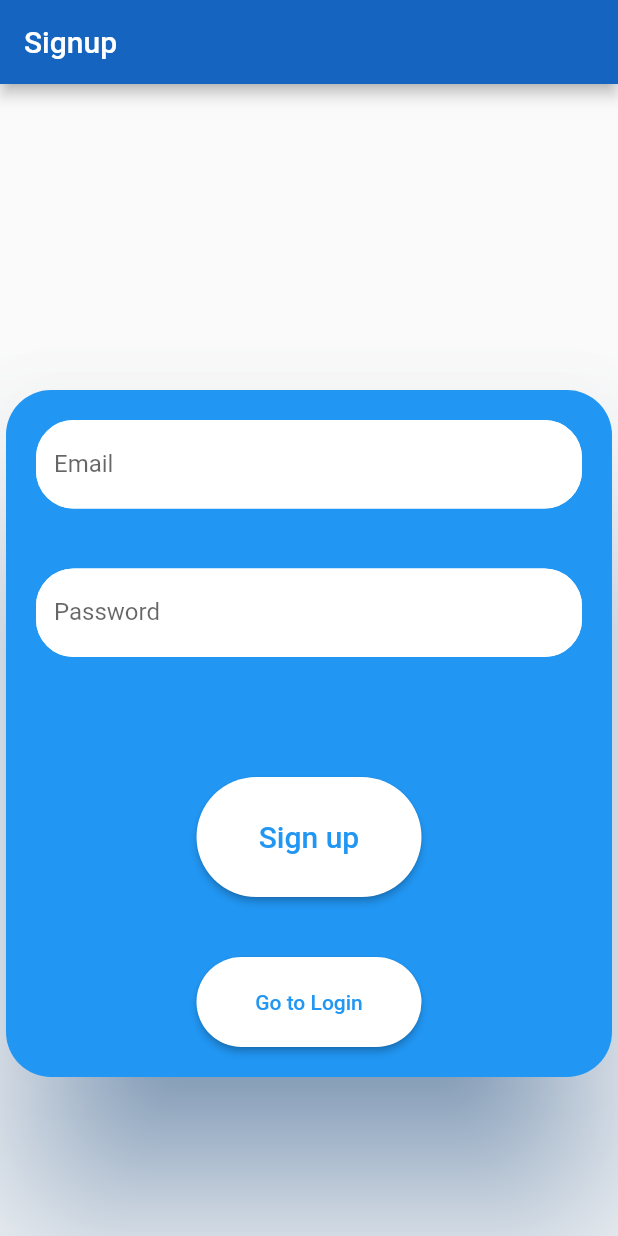
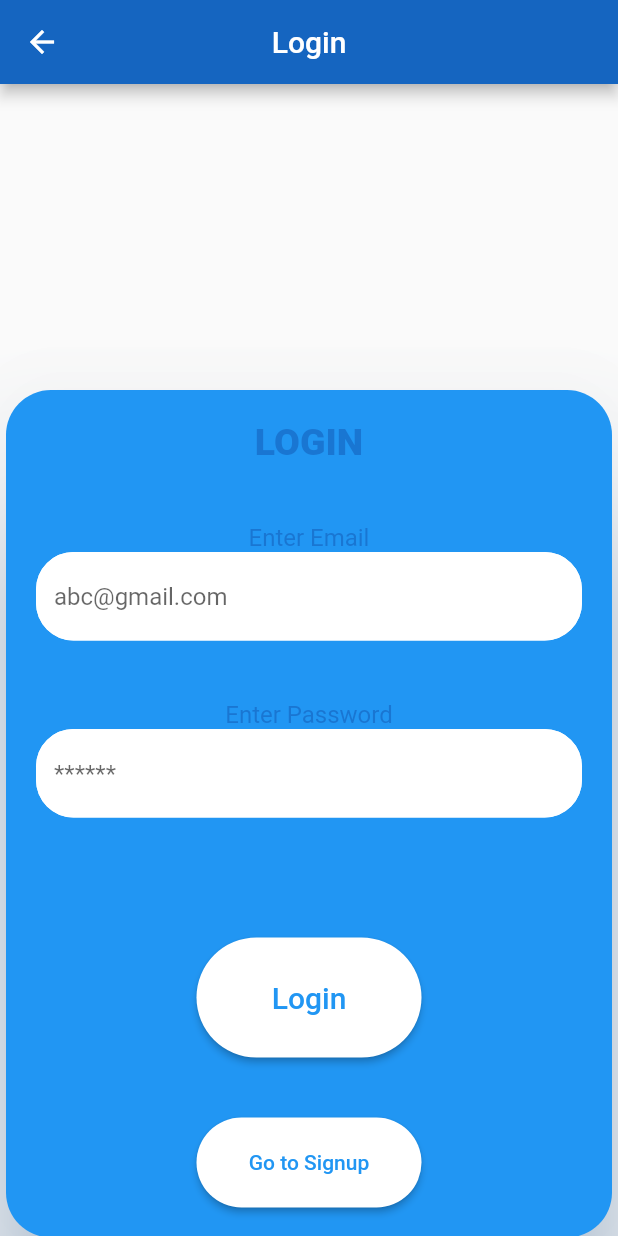
Before and after one commit to suleman24/Mobile-Apps, a Flutter app: the screen it shows after launch, after a tap on "Go to Login", on a phone screen of 412 x 824 dp. Run offline on Flutter 3.47's test engine with Material 2 defaults, Android fonts, the phone set to English and light mode, and no system bars; our stand-ins replace animated_text_kit, cloud_firestore, firebase_auth, firebase_core, firebase_database, font_awesome_flutter and 3 more; missing offline and left inert: splash_screen_view; accounts and stored records are empty.

```diff
--- a/Willingness Form (Semester Project)/willingness_form/lib/login.dart
+++ b/Willingness Form (Semester Project)/willingness_form/lib/login.dart
@@ -2,6 +2,7 @@ import 'package:flutter/material.dart';
 import 'package:flutter/services.dart';
 import 'package:form_field_validator/form_field_validator.dart';
 import 'package:rflutter_alert/rflutter_alert.dart';
+import 'package:willingness_form/signup.dart';
 import 'package:willingness_form/view.dart';
 import 'package:willingness_form/willingness_form.dart';
 
@@ -48,7 +49,13 @@ class _loginState extends State<login> {
                   Column(
                     mainAxisAlignment: MainAxisAlignment.center,
                     children: [
-
+                      Center(
+                        child:Text("LOGIN",style: TextStyle(fontSize: 25,fontWeight: FontWeight.w900,color: Colors.blue[700]),) ,
+                      ),
+                      SizedBox(
+                        height: 40,
+                      ),
+                      Text("Enter Email",style: TextStyle(fontSize: 16,fontWeight: FontWeight.w400,color: Colors.blue[700]),),
                       TextField(
                         controller: email,
                         decoration: InputDecoration(
@@ -69,14 +76,14 @@ class _loginState extends State<login> {
                                 )
 
                             ),
-                            labelText: "Email"
+                            hintText: "abc@gmail.com"
                         ),
                       ),
 
                       SizedBox(
                         height: 40,
                       ),
-
+                      Text("Enter Password",style: TextStyle(fontSize: 16,fontWeight: FontWeight.w400,color: Colors.blue[700]),),
                       TextField(
                         controller: password,
                         decoration: InputDecoration(
@@ -98,7 +105,7 @@ class _loginState extends State<login> {
 
                             ),
 
-                            labelText: "Password"
+                            hintText: "******"
 
                         ),
                       ),
@@ -116,16 +123,10 @@ class _loginState extends State<login> {
                             textColor: Colors.blue,
                             color: Colors.white,
                             child: Text('Login',style: TextStyle(fontSize: 20),),
-                            onPressed:()async {
-                              final user = await signup(email,password);
-                              if(user!=null)
-                              {
-                                print("Signup Successful");
-                              }
-                              else
-                              {
-                                print("Not successful");
-                              }
+                            onPressed:(){
+                              Navigator.push(context,
+                                  MaterialPageRoute(builder: (context) => view()));
+
 
                             },
 
@@ -149,7 +150,12 @@ class _loginState extends State<login> {
                               textColor: Colors.blue,
                               color: Colors.white,
                               child: Text('Go to Signup',style: TextStyle(fontSize: 14),),
-                              onPressed:(){}
+                              onPressed:(){
+
+                                Navigator.push(context,
+                                    MaterialPageRoute(builder: (context) => signupp()));
+
+                              }
 
 
 
--- a/Willingness Form (Semester Project)/willingness_form/lib/signup.dart
+++ b/Willingness Form (Semester Project)/willingness_form/lib/signup.dart
@@ -2,6 +2,7 @@ import 'package:flutter/material.dart';
 import 'package:flutter/services.dart';
 import 'package:form_field_validator/form_field_validator.dart';
 import 'package:rflutter_alert/rflutter_alert.dart';
+import 'package:willingness_form/login.dart';
 import 'package:willingness_form/view.dart';
 import 'package:willingness_form/willingness_form.dart';
 
@@ -47,6 +48,14 @@ class _signuppState extends State<signupp> {
                   Column(
                     mainAxisAlignment: MainAxisAlignment.center,
                     children: [
+                      Center(
+                        child:Text("LOGIN",style: TextStyle(fontSize: 25,fontWeight: FontWeight.w900,color: Colors.blue[700]),) ,
+                      ),
+                      SizedBox(
+                        height: 40,
+                      ),
+                      Text("Enter Email",style: TextStyle(fontSize: 16,fontWeight: FontWeight.w400,color: Colors.blue[700]),),
+
 
                       TextField(
                         controller: email,
@@ -68,13 +77,15 @@ class _signuppState extends State<signupp> {
                                 )
 
                             ),
-                            labelText: "Email"
+                            hintText: "abc@gmail.com"
                         ),
                       ),
 
                       SizedBox(
                         height: 40,
                       ),
+                      Text("Enter Password",style: TextStyle(fontSize: 16,fontWeight: FontWeight.w400,color: Colors.blue[700]),),
+
 
                       TextField(
                         controller: password,
@@ -97,7 +108,7 @@ class _signuppState extends State<signupp> {
 
                             ),
 
-                            labelText: "Password"
+                            hintText: "******"
 
                         ),
                       ),
@@ -148,7 +159,12 @@ class _signuppState extends State<signupp> {
                             textColor: Colors.blue,
                             color: Colors.white,
                             child: Text('Go to Login',style: TextStyle(fontSize: 14),),
-                            onPressed:(){}
+                            onPressed:(){
+
+                              Navigator.push(context,
+                                  MaterialPageRoute(builder: (context) => login()));
+
+                            }
 
 
 
```
Also changed, not shown: Willingness Form (Semester Project)/willingness_form/lib/willingness_form.dart (+49 -7 lines).
